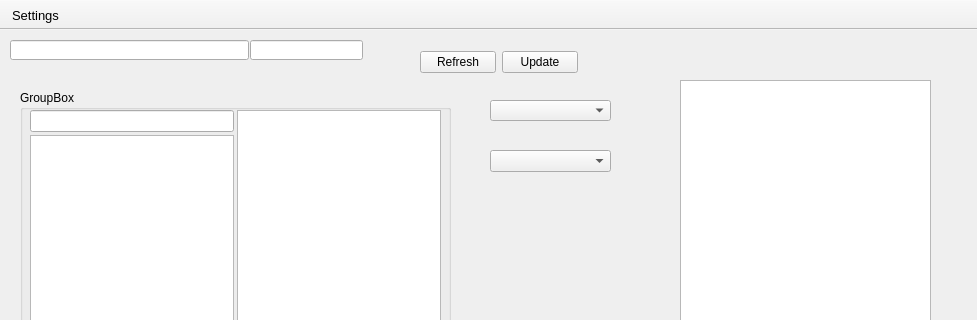
The window that mainwindow.ui (Yourp/UWOWDevelopHelper) describes before a commit, drawn with Qt 5; both pictures show x 0 to 977 and y 0 to 320 of the 977 by 755 pixel window.
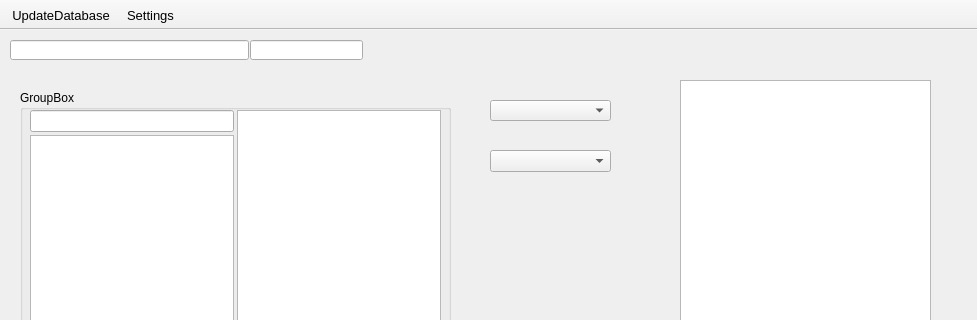
The same window after the commit. Icons and pictures are not drawn.

```diff
--- a/mainwindow.ui
+++ b/mainwindow.ui
@@ -425,32 +425,6 @@
      <number>10</number>
     </property>
    </widget>
-   <widget class="QWidget" name="">
-    <property name="geometry">
-     <rect>
-      <x>420</x>
-      <y>20</y>
-      <width>158</width>
-      <height>25</height>
-     </rect>
-    </property>
-    <layout class="QHBoxLayout" name="horizontalLayout_2">
-     <item>
-      <widget class="QPushButton" name="Refresh">
-       <property name="text">
-        <string>Refresh</string>
-       </property>
-      </widget>
-     </item>
-     <item>
-      <widget class="QPushButton" name="Update">
-       <property name="text">
-        <string>Update</string>
-       </property>
-      </widget>
-     </item>
-    </layout>
-   </widget>
   </widget>
   <widget class="QStatusBar" name="statusbar"/>
   <widget class="QMenuBar" name="menuBar">
@@ -478,12 +452,22 @@
    <property name="movable">
     <bool>false</bool>
    </property>
+   <property name="iconSize">
+    <size>
+     <width>40</width>
+     <height>40</height>
+    </size>
+   </property>
+   <property name="floatable">
+    <bool>false</bool>
+   </property>
    <attribute name="toolBarArea">
     <enum>TopToolBarArea</enum>
    </attribute>
    <attribute name="toolBarBreak">
     <bool>false</bool>
    </attribute>
+   <addaction name="A_UpdateDatabase"/>
    <addaction name="Settings"/>
   </widget>
   <action name="Settings">
@@ -506,7 +490,10 @@
     <bool>true</bool>
    </property>
   </action>
-  <action name="actionUpdateDatabase">
+  <action name="A_UpdateDatabase">
+   <property name="enabled">
+    <bool>true</bool>
+   </property>
    <property name="icon">
     <iconset>
      <normaloff>Icons/w2.png</normaloff>Icons/w2.png</iconset>
```
Left out of the diff: 19 changed lines with no effect on the pictures.
